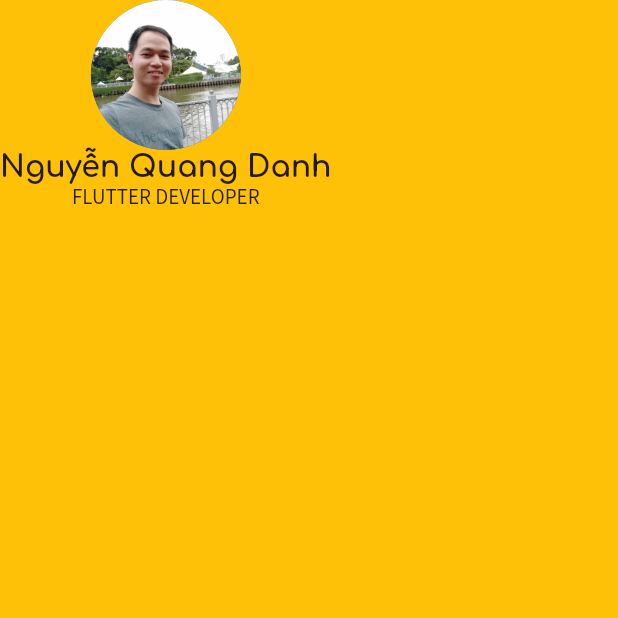
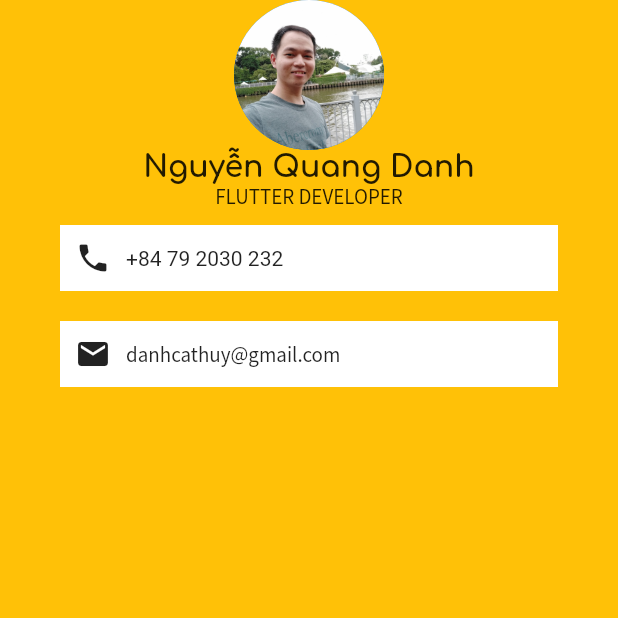
Before and after one commit to knighty-knight232/mi_card, a Flutter app: the screen it shows after launch, on a phone screen of 412 x 824 dp, the top half of it. Run offline on Flutter 3.47's test engine with Material 2 defaults, Android fonts, the phone set to English and light mode, and no system bars.

Commit message:
continue build layout

```diff
--- a/lib/main.dart
+++ b/lib/main.dart
@@ -33,7 +33,46 @@ class MyApp extends StatelessWidget {
                     style: TextStyle(
                       fontFamily: 'SourceSansPro'
                   ),
-                )
+                ),
+                Container(
+                  color: Colors.white,
+                  margin: EdgeInsets.symmetric(vertical: 10.0, horizontal: 40.0),
+                  padding: EdgeInsets.all(10.0),
+                  child: Row(
+                    children: <Widget>[
+                      Icon(
+                        Icons.phone
+                      ),
+                      SizedBox(
+                        width: 10.0,
+                      ),
+                      Text(
+                          '+84 79 2030 232'
+                      )
+                    ],
+                  ),
+                ),
+                Container(
+                  color: Colors.white,
+                  margin: EdgeInsets.symmetric(vertical: 10.0, horizontal: 40.0),
+                  padding: EdgeInsets.all(10.0),
+                  child: Row(
+                    children: <Widget>[
+                      Icon(
+                          Icons.email
+                      ),
+                      SizedBox(
+                        width: 10.0,
+                      ),
+                      Text(
+                          'danhcathuy@gmail.com',
+                        style: TextStyle(
+                          fontFamily: 'SourceSansPro'
+                        ),
+                      )
+                    ],
+                  ),
+                ),
               ],
             )
         ),
```
